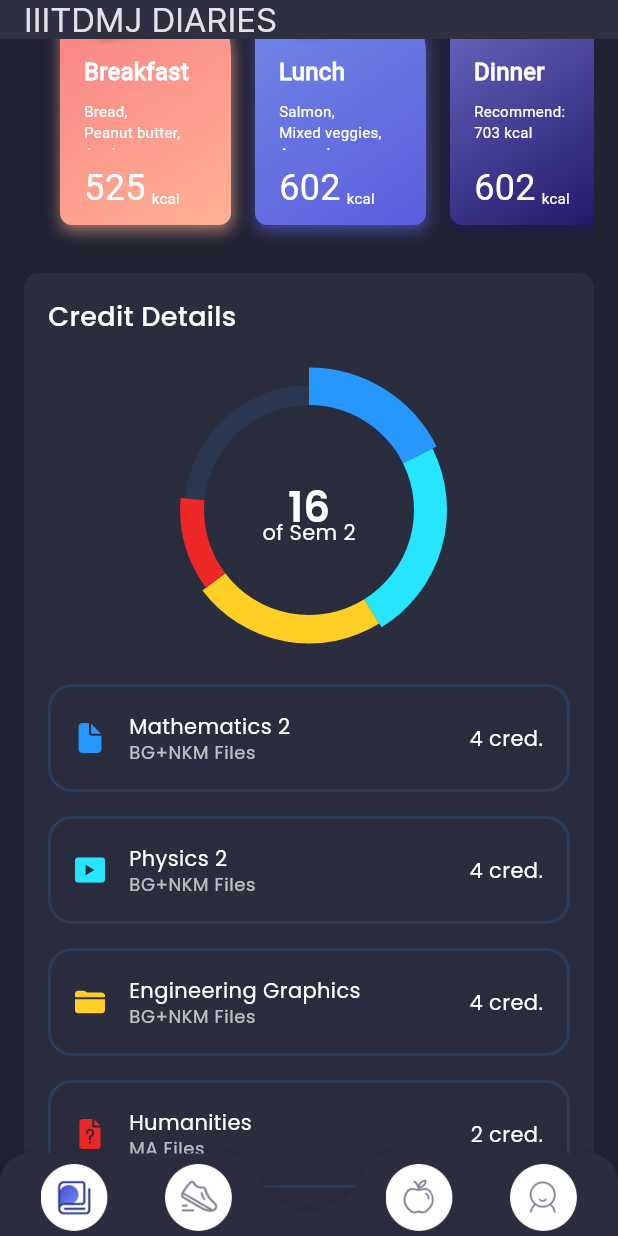
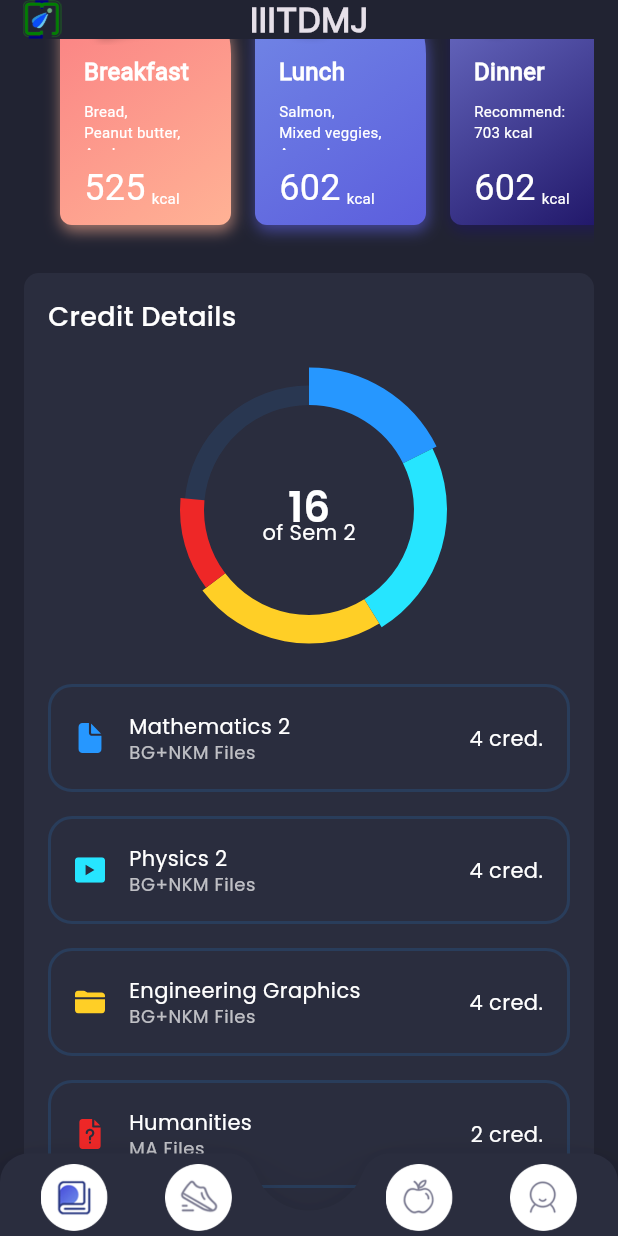
Before and after one commit to rohansen856/flutter_routine, a Flutter app: the screen it shows after launch, scrolled down 296 dp, on a phone screen of 412 x 824 dp. Run offline on Flutter 3.47's test engine with Material 3 defaults, Android fonts, the phone set to English and light mode, and no system bars; drawn by our look-alikes of fl_chart; our stand-ins replace flutter_svg, gap, google_fonts, hive_flutter, supabase_flutter; accounts and stored records are empty; project files that could hold a hidden picture were left out.

Commit message:
deleted:    assets/images/feedbackImage.png 	deleted:    assets/images/helpImage.png 	new file:   assets/images/iiitdmj.png 	deleted:    assets/images/inviteImage.png 	modified:   lib/main.dart 	modified:   lib/screens/dashboard/components/widgets/routine_fields.dart 	modified:   lib/screens/home_screen.dart 	deleted:    lib/screens/main/components/side_menu.dart 	renamed:    lib/screens/main/main_screen.dart -> lib/screens/main_screen.dart

```diff
--- a/lib/main.dart
+++ b/lib/main.dart
@@ -2,7 +2,7 @@ import 'package:admin/controllers/MenuAppController.dart';
 import 'package:admin/database/routine_database.dart';
 // import 'package:admin/screens/auth/auth_screen.dart';
 // import 'package:admin/screens/auth/splash_screen.dart';
-import 'package:admin/screens/main/main_screen.dart';
+import 'package:admin/screens/main_screen.dart';
 import 'package:admin/theme/theme_data.dart';
 import 'package:flutter/material.dart';
 import 'package:google_fonts/google_fonts.dart';
--- a/lib/screens/dashboard/components/widgets/routine_fields.dart
+++ b/lib/screens/dashboard/components/widgets/routine_fields.dart
@@ -87,7 +87,7 @@ class _FileInfoCardGridViewState extends State<FileInfoCardGridView> {
         svgSrc: svgLogos[i],
         timings: "${(data[i]['from']/100).round()}:00 - ${(data[i]['to']/100).round()}:00",
         color: cardColors[i],
-        percentage: 70,
+        percentage: 100,
       ));
     }
     setState(() {
--- a/lib/screens/home_screen.dart
+++ b/lib/screens/home_screen.dart
@@ -48,9 +48,11 @@ class _AppHomeScreenState extends State<AppHomeScreen>
         backgroundColor: Colors.transparent,
         appBar: AppBar(
           toolbarHeight: AppTheme.defaultPadding+10,
-
           backgroundColor: Colors.transparent,
-          title: Text("IIITDMJ DIARIES", style: TextStyle(fontFamily: "Inter"),),
+          leading: Image.asset('assets/images/iiitdmj.png',),
+          title: Text("IIITDMJ", style: TextStyle(fontFamily: "Inter", fontWeight: FontWeight.bold),),
+          centerTitle: true,
+          scrolledUnderElevation: 0,
         ),
         body: FutureBuilder<bool>(
           future: getData(),
--- a/lib/screens/main/main_screen.dart
+++ b/lib/screens/main_screen.dart
@@ -1,30 +1,18 @@
 import 'package:admin/controllers/MenuAppController.dart';
-import 'package:admin/responsive.dart';
 import 'package:admin/screens/home_screen.dart';
 import 'package:flutter/material.dart';
 import 'package:provider/provider.dart';
-
-import 'components/side_menu.dart';
 
 class MainScreen extends StatelessWidget {
   @override
   Widget build(BuildContext context) {
     return Scaffold(
       key: context.read<MenuAppController>().scaffoldKey,
-      drawer: SideMenu(),
       body: SafeArea(
         child: Row(
           crossAxisAlignment: CrossAxisAlignment.start,
           children: [
-            // We want this side menu only for large screen
-            if (Responsive.isDesktop(context))
-              Expanded(
-                // default flex = 1
-                // and it takes 1/6 part of the screen
-                child: SideMenu(),
-              ),
             Expanded(
-              // It takes 5/6 part of the screen
               flex: 5,
               child: AppHomeScreen(),
             ),
```
Also changed, not shown: lib/screens/main/components/side_menu.dart (deleted, +0 -91 lines), assets/images/feedbackImage.png (deleted), assets/images/helpImage.png (deleted), assets/images/iiitdmj.png (added), assets/images/inviteImage.png (deleted).
